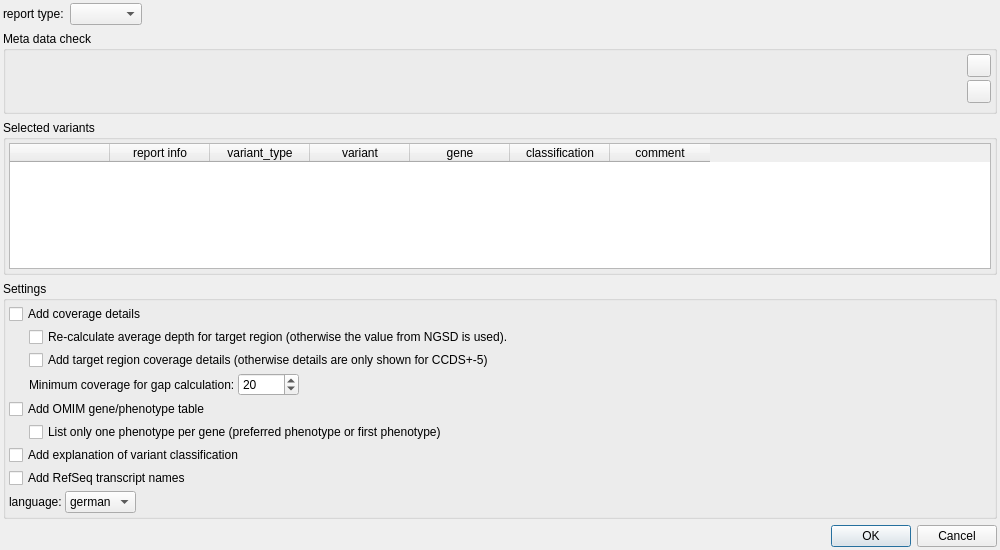
First picture: the form in src/GSvar/ReportDialog.ui, repository imgag/ngs-bits, before the edit.
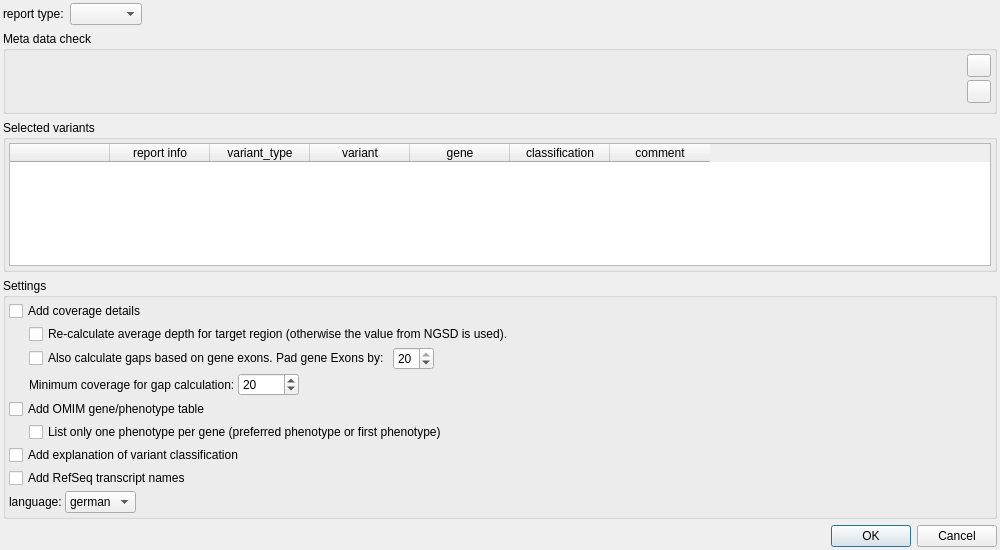
Second picture: the form after the edit. Icons and pictures are not drawn.

The edit to the form file:
```diff
--- a/src/GSvar/ReportDialog.ui
+++ b/src/GSvar/ReportDialog.ui
@@ -353,10 +353,42 @@
         <item>
          <widget class="QCheckBox" name="details_cov_roi">
           <property name="text">
-           <string>Add target region coverage details (otherwise details are only shown for CCDS+-5)</string>
+           <string>Also calculate gaps based on gene exons. Pad gene Exons by:</string>
           </property>
+          <property name="checked">
+           <bool>false</bool>
+          </property>
          </widget>
         </item>
+        <item>
+         <widget class="QSpinBox" name="cov_exon_padding">
+          <property name="minimum">
+           <number>0</number>
+          </property>
+          <property name="maximum">
+           <number>20</number>
+          </property>
+          <property name="singleStep">
+           <number>1</number>
+          </property>
+          <property name="value">
+           <number>20</number>
+          </property>
+         </widget>
+        </item>
+        <item>
+         <spacer name="horizontalSpacer">
+          <property name="orientation">
+           <enum>Qt::Horizontal</enum>
+          </property>
+          <property name="sizeHint" stdset="0">
+           <size>
+            <width>40</width>
+            <height>20</height>
+           </size>
+          </property>
+         </spacer>
+        </item>
        </layout>
       </item>
       <item>
```
Left out of the diff: 11 changed lines with no effect on the pictures.
